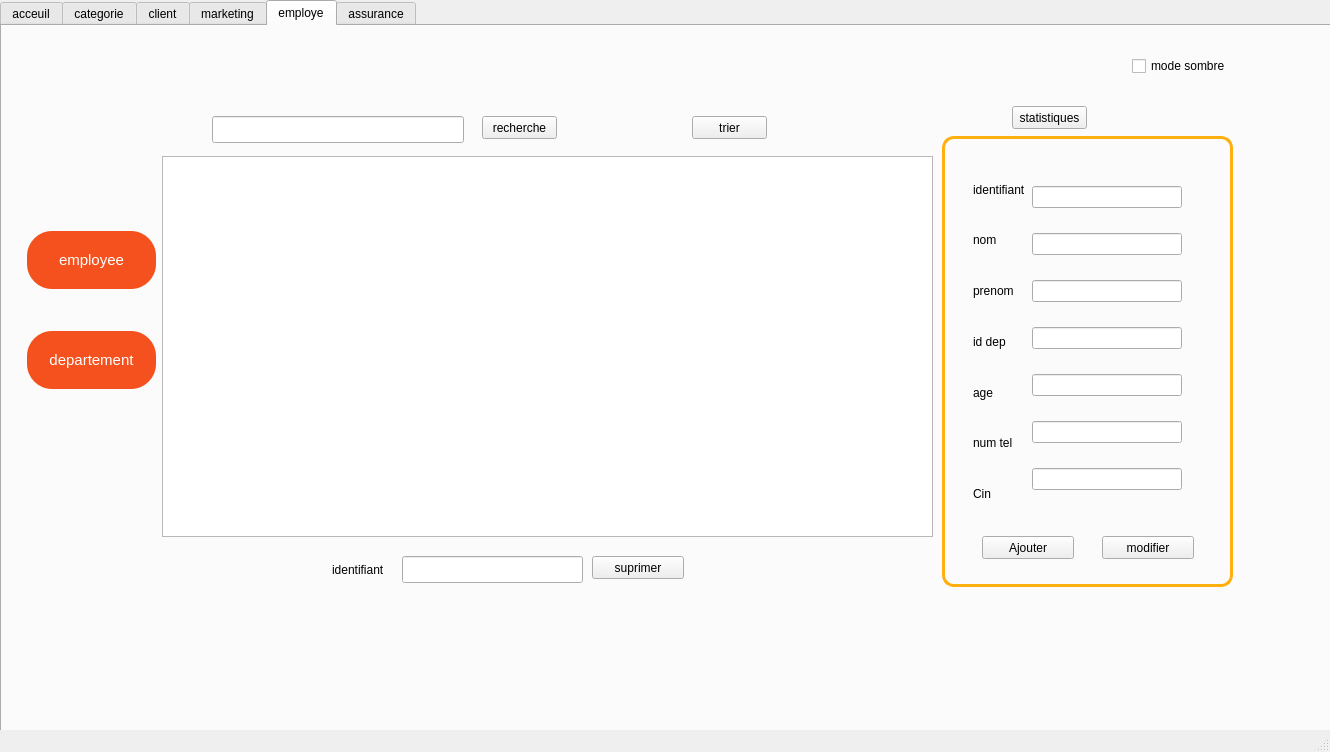
This is adam/projet_progres/mainwindow.ui in ilyesnasraoui/projet_qt as Qt 5 draws it before an edit. The edited form follows.
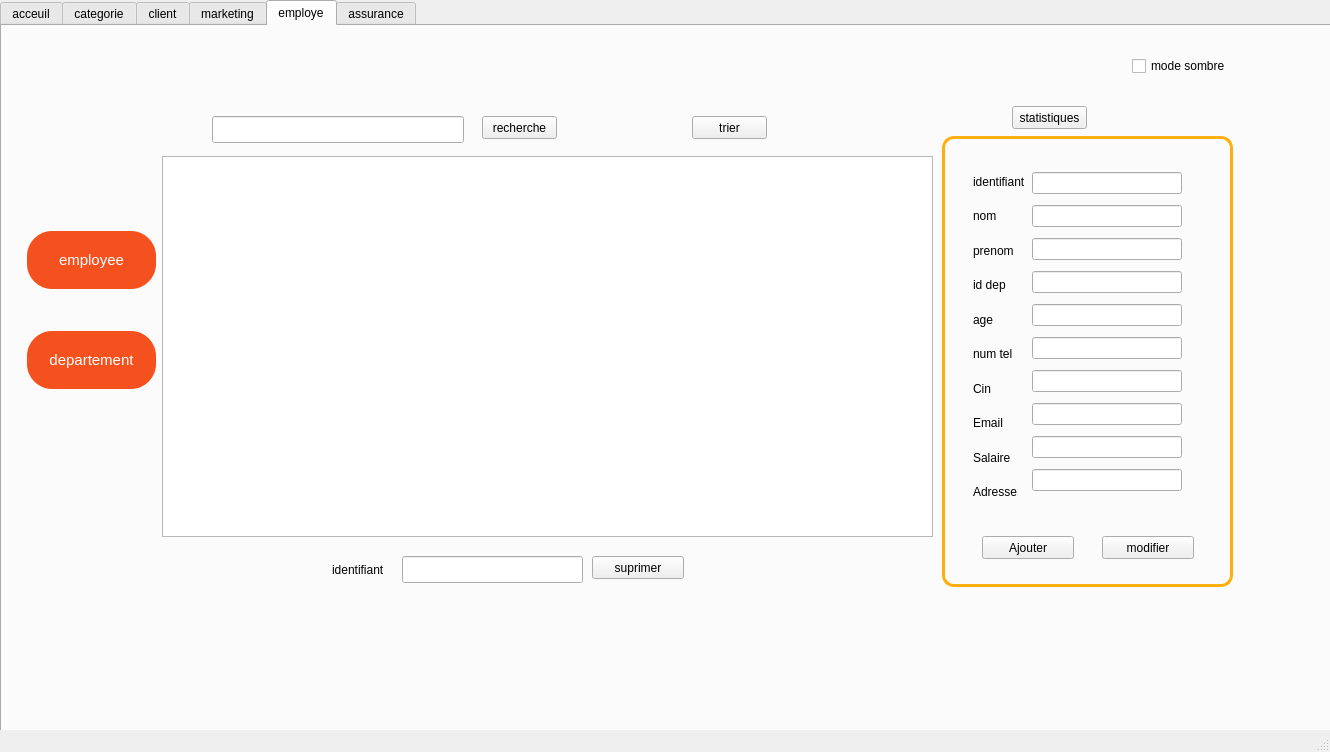
This is the edited form. The open tabs and pages were chosen to show the change. Icons and pictures are not drawn.

Diff of the .ui file:
```diff
--- a/adam/projet_progres/mainwindow.ui
+++ b/adam/projet_progres/mainwindow.ui
@@ -3579,8 +3579,8 @@
        <rect>
         <x>160</x>
         <y>50</y>
-        <width>1081</width>
-        <height>541</height>
+        <width>1121</width>
+        <height>641</height>
        </rect>
       </property>
       <property name="currentIndex">
@@ -3635,7 +3635,7 @@
           <x>800</x>
           <y>80</y>
           <width>231</width>
-          <height>371</height>
+          <height>361</height>
          </rect>
         </property>
         <layout class="QHBoxLayout" name="horizontalLayout_9">
@@ -3690,6 +3690,27 @@
              </property>
             </widget>
            </item>
+           <item>
+            <widget class="QLabel" name="label_88">
+             <property name="text">
+              <string>Email</string>
+             </property>
+            </widget>
+           </item>
+           <item>
+            <widget class="QLabel" name="label_89">
+             <property name="text">
+              <string>Salaire</string>
+             </property>
+            </widget>
+           </item>
+           <item>
+            <widget class="QLabel" name="label_90">
+             <property name="text">
+              <string>Adresse</string>
+             </property>
+            </widget>
+           </item>
           </layout>
          </item>
          <item>
@@ -3723,6 +3744,15 @@
            <item>
             <widget class="QLineEdit" name="lineEdit_cinn"/>
            </item>
+           <item>
+            <widget class="QLineEdit" name="lineEdit_email"/>
+           </item>
+           <item>
+            <widget class="QLineEdit" name="lineEdit_salaire"/>
+           </item>
+           <item>
+            <widget class="QLineEdit" name="lineEdit_adresse"/>
+           </item>
           </layout>
          </item>
         </layout>
```
Left out of the diff: 4 changed lines with no effect on the pictures.
